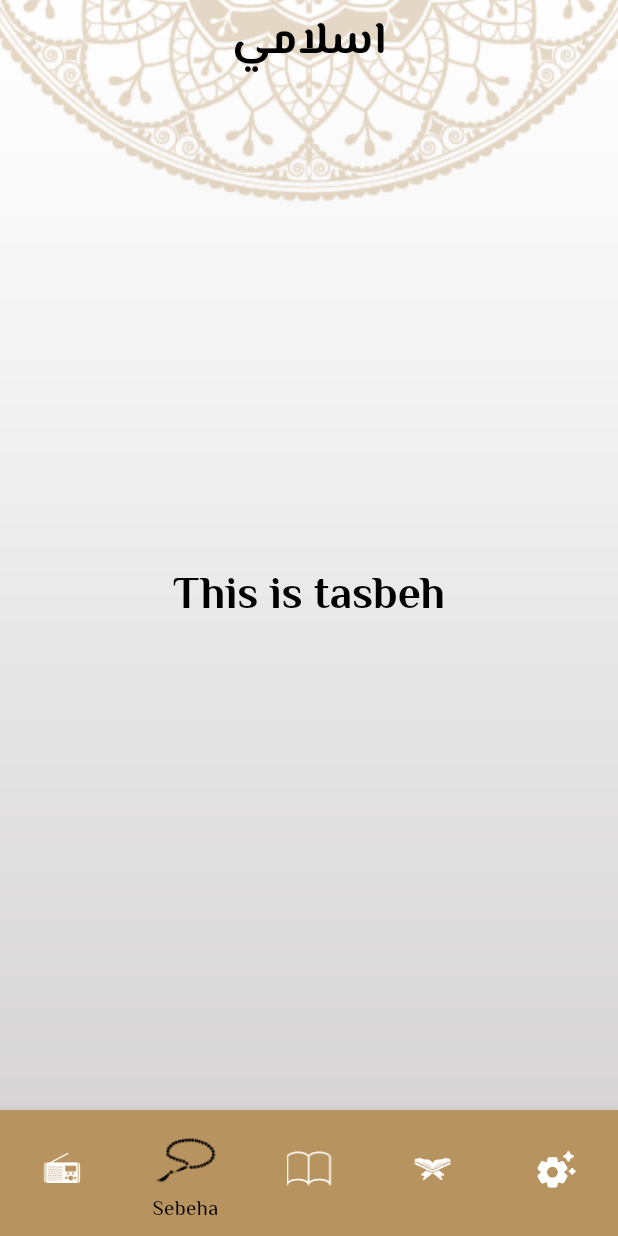
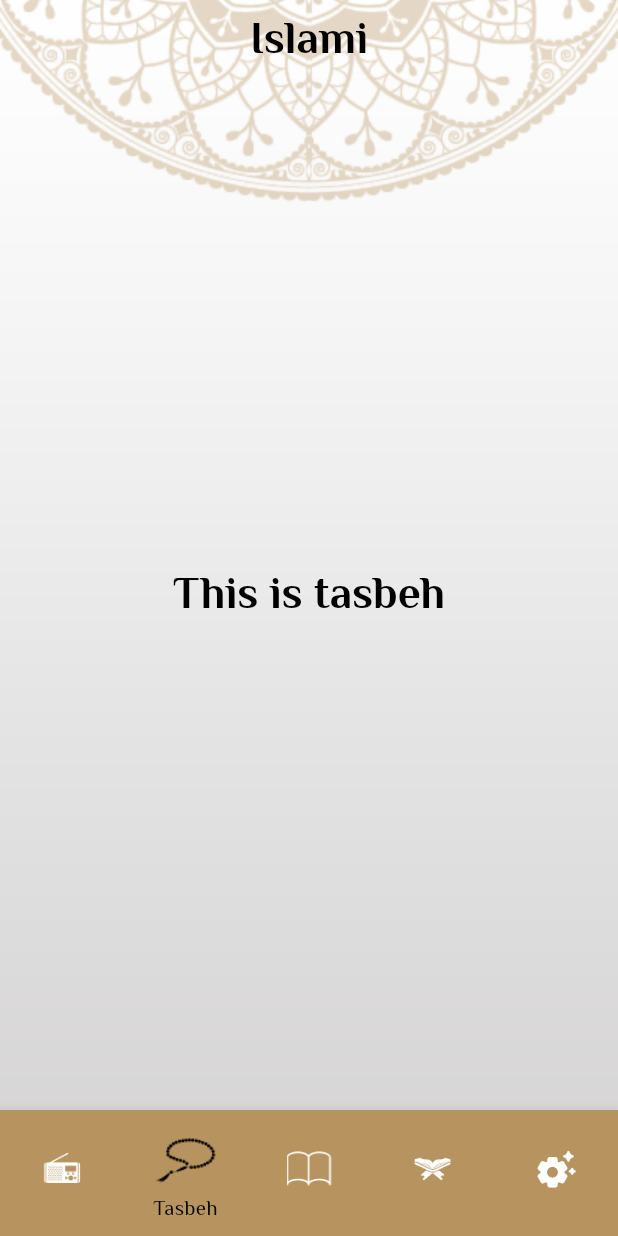
Before and after one commit to motazyusuf/Islami_App, a Flutter app: the screen it shows after launch, item 2 of the bottom bar chosen, on a phone screen of 412 x 824 dp. Run offline on Flutter 3.47's test engine with Material 3 defaults, Android fonts, the phone set to English and light mode, and no system bars; generated files the repository leaves out were written again.

Commit message:
Localization done en/ar

```diff
--- /dev/null
+++ b/l10n.yaml
@@ -0,0 +1,3 @@
+arb-dir: lib/l10n
+template-arb-file: app_en.arb
+output-localization-file: app_localizations.dart
--- /dev/null
+++ b/lib/l10n/app_ar.arb
@@ -0,0 +1,8 @@
+{
+"islami": "اسلامي",
+"quran": "قران",
+"radio": "راديو",
+"tasbeh": "تسبيح",
+"hadeth": "حديث",
+"settings": "اعدادات"
+}
--- /dev/null
+++ b/lib/l10n/app_en.arb
@@ -0,0 +1,8 @@
+{
+"islami": "Islami",
+"quran": "Quran",
+"radio": "Radio",
+"tasbeh": "Tasbeh",
+"hadeth": "Hadeth",
+"settings": "Settings"
+}
--- a/lib/layouts/layout_view.dart
+++ b/lib/layouts/layout_view.dart
@@ -1,4 +1,5 @@
 import 'package:flutter/material.dart';
+import 'package:flutter_gen/gen_l10n/app_localizations.dart';
 import 'package:islami_app/modules/hadeth/hadeth_view.dart';
 import 'package:islami_app/modules/quran/quran_view.dart';
 import 'package:islami_app/modules/radio/radio_view.dart';
@@ -31,8 +32,8 @@ class _LayoutViewState extends State<LayoutView> {
               image: AssetImage("assets/images/IslamiBackground.png"))),
       child: Scaffold(
         appBar: AppBar(
-            title:
-                Text("اسلامي", style: Theme.of(context).textTheme.titleLarge)),
+            title: Text(AppLocalizations.of(context)!.islami,
+                style: Theme.of(context).textTheme.titleLarge)),
         body: views[selectedIndex],
         bottomNavigationBar: BottomNavigationBar(
             currentIndex: selectedIndex,
@@ -40,19 +41,19 @@ class _LayoutViewState extends State<LayoutView> {
               selectedIndex = index;
               setState(() {});
             },
-            items: const [
+            items: [
               BottomNavigationBarItem(
                   icon: ImageIcon(AssetImage("assets/icons/radio.png")),
-                  label: "Radio"),
+                  label: AppLocalizations.of(context)!.radio),
               BottomNavigationBarItem(
                   icon: ImageIcon(AssetImage("assets/icons/sebha.png")),
-                  label: "Sebeha"),
+                  label: AppLocalizations.of(context)!.tasbeh),
               BottomNavigationBarItem(
                   icon: ImageIcon(AssetImage("assets/icons/hadeth.png")),
-                  label: "Hadeth"),
+                  label: AppLocalizations.of(context)!.hadeth),
               BottomNavigationBarItem(
                   icon: ImageIcon(AssetImage("assets/icons/quran.png")),
-                  label: "Quran"),
+                  label: AppLocalizations.of(context)!.quran),
               BottomNavigationBarItem(
                   icon: Icon(Icons.settings_suggest_rounded), label: "Settings")
             ]),
--- a/lib/main.dart
+++ b/lib/main.dart
@@ -1,5 +1,6 @@
 import 'package:flutter/material.dart';
 import 'package:flutter/services.dart';
+import 'package:flutter_gen/gen_l10n/app_localizations.dart';
 import 'package:islami_app/layouts/layout_view.dart';
 import 'package:islami_app/modules/hadeth/hadeth_view.dart';
 import 'package:islami_app/modules/hadeth/widgets/hadeth_details_view.dart';
@@ -26,6 +27,10 @@ class MyApp extends StatelessWidget {
       value: SystemUiOverlayStyle(
           systemNavigationBarColor: Color.fromRGBO(183, 147, 95, 1)),
       child: MaterialApp(
+        locale: Locale("en"),
+        title: 'Localizations Sample App',
+        localizationsDelegates: AppLocalizations.localizationsDelegates,
+        supportedLocales: AppLocalizations.supportedLocales,
         theme: ApplicationThemeManager.lightModeThemeData,
         debugShowCheckedModeBanner: false,
         initialRoute: SplashView.routeName,
--- a/pubspec.yaml
+++ b/pubspec.yaml
@@ -30,6 +30,9 @@ environment:
 dependencies:
   flutter:
     sdk: flutter
+  flutter_localizations:
+    sdk: flutter
+  intl: any
 
 
   # The following adds the Cupertino Icons font to your application.
@@ -57,7 +60,7 @@ flutter:
   # included with your application, so that you can use the icons in
   # the material Icons class.
   uses-material-design: true
-
+  generate: true
   # To add assets to your application, add an assets section, like this:
   assets:
     - assets/images/
```
Also changed, not shown: pubspec.lock.
